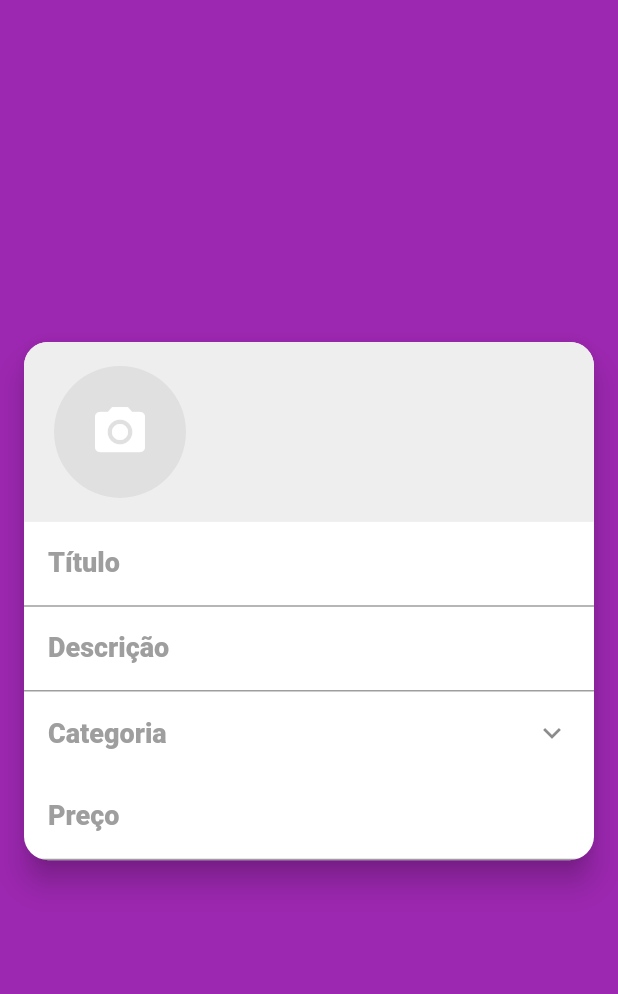
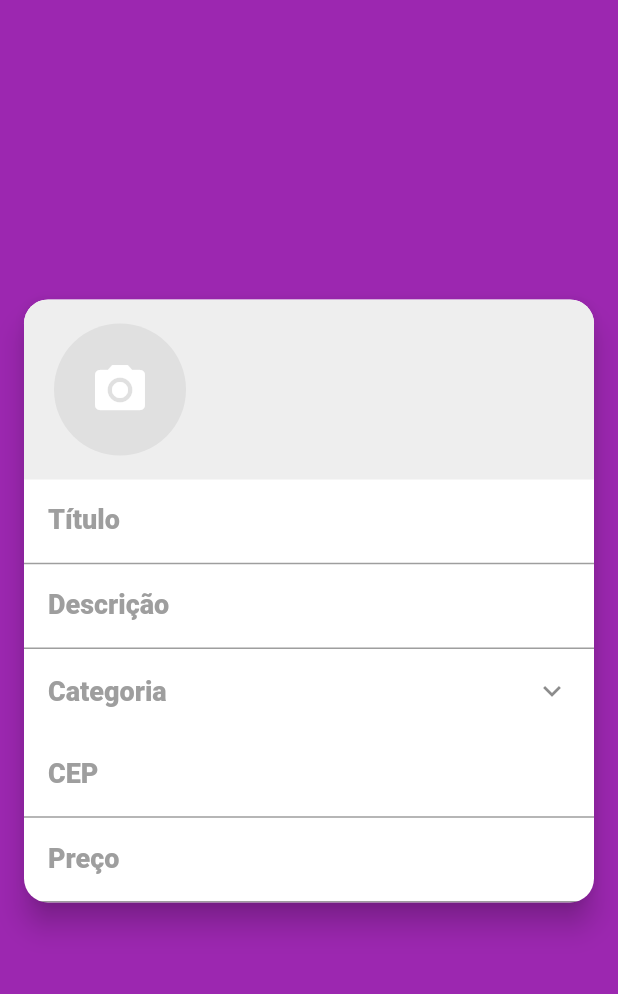
Before and after one commit to ClodoaldoRibeiro/xlo_app, a Flutter app: the screen it shows after launch, swiped to page 2, on a phone screen of 412 x 824 dp, the part 59-1053 px from its top. Run offline on Flutter 3.47's test engine with Material 2 defaults, Android fonts, the phone set to English and light mode, and no system bars; our stand-ins replace brasil_fields, dio, flutter_mobx, get_it, image_cropper, image_picker and 3 more; accounts and stored records are empty; generated files the repository leaves out were written again; network calls fail; statements that could not run were skipped.

Commit message:
Campo de CEP

```diff
--- /dev/null
+++ b/lib/screens/inseriranucio/components/cep_field.dart
@@ -0,0 +1,25 @@
+import 'package:brasil_fields/brasil_fields.dart';
+import 'package:flutter/material.dart';
+import 'package:flutter/services.dart';
+
+class CEPField extends StatelessWidget {
+  @override
+  Widget build(BuildContext context) {
+    return TextFormField(
+      keyboardType: TextInputType.number,
+      inputFormatters: [
+        FilteringTextInputFormatter.digitsOnly,
+        CepInputFormatter()
+      ],
+      decoration: InputDecoration(
+        labelText: 'CEP',
+        labelStyle: TextStyle(
+          fontWeight: FontWeight.w800,
+          color: Colors.grey,
+          fontSize: 18,
+        ),
+        contentPadding: const EdgeInsets.fromLTRB(16, 10, 12, 10),
+      ),
+    );
+  }
+}
--- a/lib/screens/inseriranucio/inserir_anucio_screen.dart
+++ b/lib/screens/inseriranucio/inserir_anucio_screen.dart
@@ -2,10 +2,10 @@ import 'package:brasil_fields/formatter/real_input_formatter.dart';
 import 'package:flutter/material.dart';
 import 'package:flutter/services.dart';
 import 'package:xlo_app/screens/inseriranucio/components/category_field.dart';
-import 'package:xlo_app/screens/themes/app_colors.dart';
 import 'package:xlo_app/screens/widgets/xlo_drawer.dart';
 import 'package:xlo_app/stores/inserir_anucio_store.dart';
 
+import 'components/cep_field.dart';
 import 'components/images_field.dart';
 
 class InserirAnucioScreen extends StatelessWidget {
@@ -63,6 +63,7 @@ class InserirAnucioScreen extends StatelessWidget {
                   maxLines: null,
                 ),
                 CategoryField(anucioStore: _anucioStore),
+                CEPField(),
                 TextFormField(
                   keyboardType: TextInputType.number,
                   decoration: InputDecoration(
```
